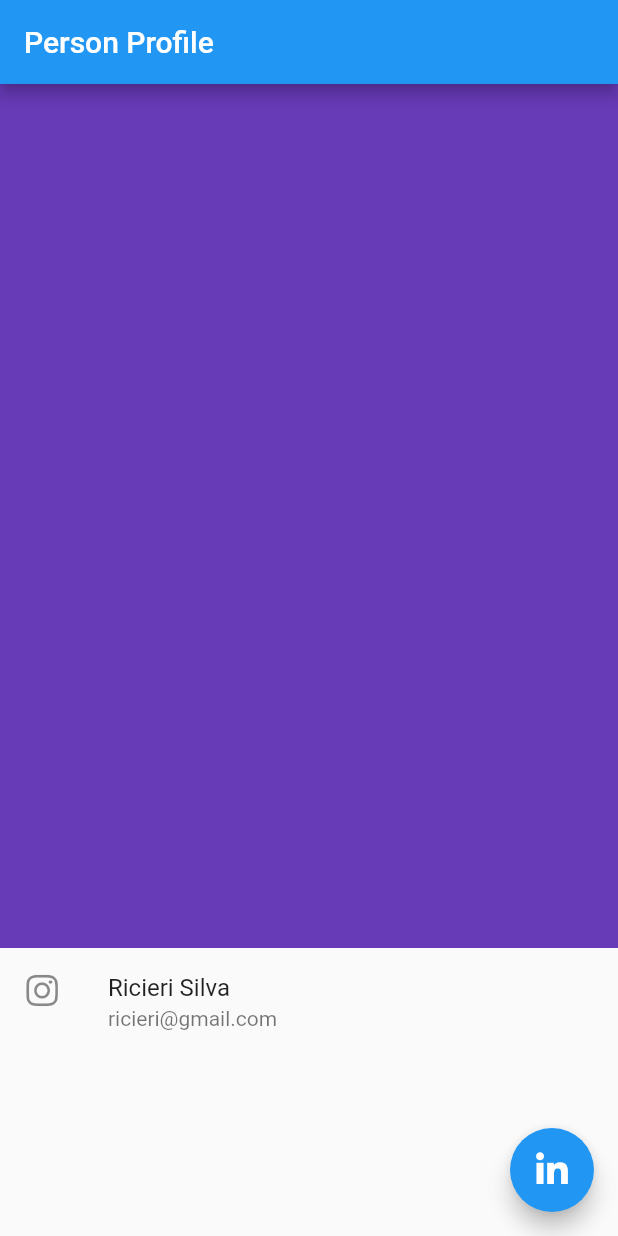
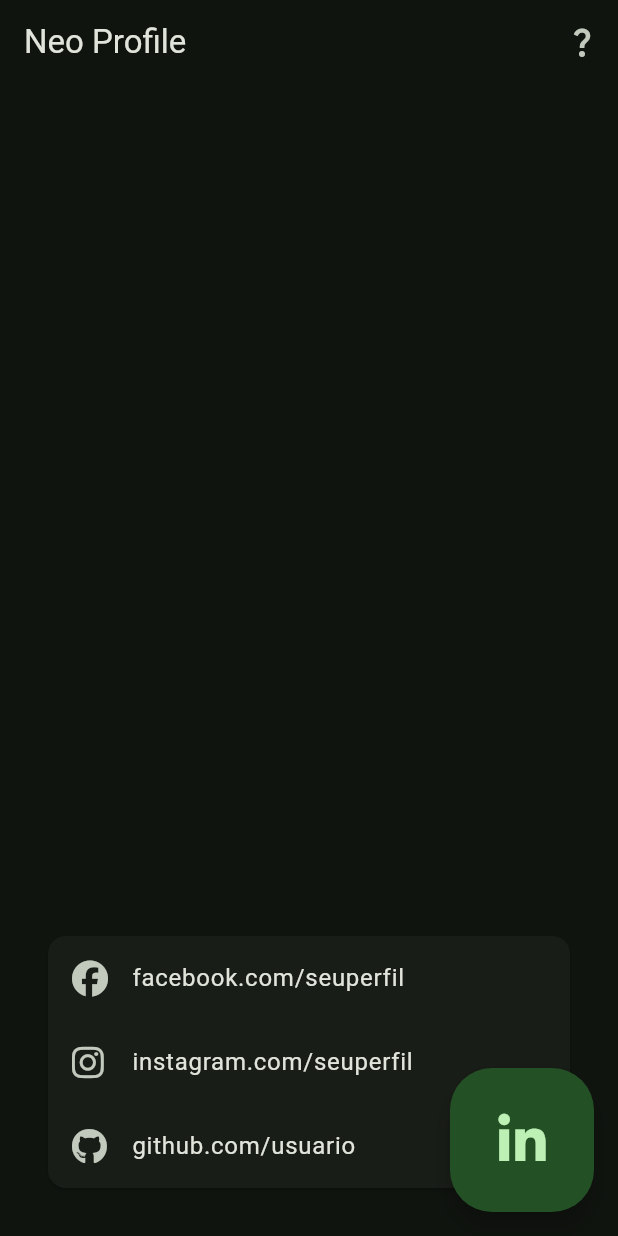
Before and after one commit to f290DSM/f290_pdm2_person_profile, a Flutter app: the screen it shows after launch, swiped to page 2, on a phone screen of 412 x 824 dp. Run offline on Flutter 3.47's test engine with Material 2 defaults, Android fonts, the phone set to English and light mode, and no system bars; our stand-ins replace font_awesome_flutter.

Commit message:
tarefa
- Inclusao de temas Material 3;
- Uso de Stack;
- Uso do pacote url_launcher;
- Uso do pacote font_awesome;
- Uso de Scaffold;
- Uso de PageView;
- Uso de FAB Button.
- Template na branch tarefa para conclusão de atividade.

```diff
--- a/lib/main.dart
+++ b/lib/main.dart
@@ -1,108 +1,27 @@
+import 'package:f290_pdm2_person_profile/neo_profile_page.dart';
 import 'package:flutter/material.dart';
-import 'package:font_awesome_flutter/font_awesome_flutter.dart';
 
 void main() {
   runApp(const MainApp());
 }
 
-class App extends StatelessWidget {
-  const App({super.key});
-
-  @override
-  Widget build(BuildContext context) {
-    return const MaterialApp(
-      home: Scaffold(),
-    );
-  }
-}
-
 class MainApp extends StatelessWidget {
   const MainApp({super.key});
-
-  final url =
-      'https://images.pexels.com/photos/10803285/pexels-photo-10803285.jpeg?auto=compress&cs=tinysrgb&w=1260&h=750&dpr=2';
 
   @override
   Widget build(BuildContext context) {
     return MaterialApp(
-      title: 'Ricieri Prifile',
-      home: Scaffold(
-        appBar: AppBar(
-          title: const Text(
-            'Person Profile',
-          ),
-          actions: [
-            //TODO: Exibir versão do App.
-          ],
-        ),
-        body: Column(
-          children: [
-            Expanded(
-              flex: 3,
-              child: PageView(children: [
-                Column(
-                  children: [
-                    SizedBox(
-                      width: double.infinity,
-                      height: 200,
-                      child: Image.network(
-                        url,
-                        fit: BoxFit.cover,
-                      ),
-                    ),
-                    const Padding(
-                      padding: EdgeInsets.only(top: 16.0),
-                      child: Text(
-                        'Ricieri Silva',
-                        style: TextStyle(
-                          fontSize: 32,
-                          fontWeight: FontWeight.w900,
-                        ),
-                      ),
-                    ),
-                    const Divider(
-                      height: 20,
-                      thickness: 3,
-                      indent: 32,
-                      endIndent: 32,
-                      color: Colors.blueGrey,
-                    ),
-                    const Padding(
-                      padding: EdgeInsets.all(16.0),
-                      child: Text(
-                        'Lorem ipsum dolor sit amet... Lorem ipsum dolor sit amet... Lorem ipsum dolor sit amet... Lorem ipsum dolor sit amet... Lorem ipsum dolor sit amet... Lorem ipsum dolor sit amet... Lorem ipsum dolor sit amet... ',
-                        textAlign: TextAlign.justify,
-                      ),
-                    ),
-                  ],
-                ),
-                Container(
-                  color: Colors.deepPurple,
-                ),
-                Container(
-                  color: Colors.pink,
-                ),
-              ]),
-            ),
-            Expanded(
-              child: Column(
-                children: [
-                  ListTile(
-                    leading: Icon(FontAwesomeIcons.instagram),
-                    title: Text('Ricieri Silva'),
-                    subtitle: Text('ricieri@gmail.com'),
-                    onTap: () {},
-                  ),
-                ],
-              ),
-            ),
-          ],
-        ),
-        floatingActionButton: FloatingActionButton(
-          onPressed: () {},
-          child: const FaIcon(FontAwesomeIcons.linkedinIn),
-        ),
+      theme: ThemeData(
+        //TODO: Alterar brightness light ou dark
+        brightness: Brightness.dark,
+        //TODO: Testar com Material 2 ou 3
+        useMaterial3: true,
+        //TODO: Altere as cores
+        colorSchemeSeed: Colors.green,
       ),
+      debugShowCheckedModeBanner: false,
+      title: 'Ricieri Profile',
+      home: const NeoProfilePage(),
     );
   }
 }
--- /dev/null
+++ b/lib/neo_profile_page.dart
@@ -0,0 +1,101 @@
+import 'package:flutter/material.dart';
+import 'package:font_awesome_flutter/font_awesome_flutter.dart';
+import 'package:url_launcher/url_launcher_string.dart';
+
+class NeoProfilePage extends StatelessWidget {
+  const NeoProfilePage({super.key});
+
+  @override
+  Widget build(BuildContext context) {
+    return Scaffold(
+      appBar: AppBar(
+        title: const Text('Neo Profile'),
+        centerTitle: false,
+        actions: [
+          IconButton(
+            onPressed: () {
+              showAboutDialog(
+                  context: context,
+                  applicationVersion: '1.0.0-b1',
+                  applicationIcon: const FlutterLogo(),
+                  applicationLegalese: 'Meu primeiro App Flutter.',
+                  applicationName: 'iProfile');
+            },
+            icon: const Icon(
+              Icons.question_mark,
+            ),
+          ),
+        ],
+      ),
+      body: Stack(
+        children: [
+          PageView(
+            children: [
+              Center(
+                child: Column(
+                  mainAxisSize: MainAxisSize.min,
+                  children: [
+                    FilledButton(
+                      onPressed: () {},
+                      child: const Text('FilledButton'),
+                    ),
+                  ],
+                ),
+              ),
+              Column(
+                mainAxisSize: MainAxisSize.min,
+                children: [
+                  //TODO: Incluir Widgets com destaques de seu perfil
+                ],
+              ),
+            ],
+          ),
+          Align(
+            alignment: Alignment.bottomCenter,
+            child: Card(
+              margin: const EdgeInsets.all(32),
+              child: Column(
+                mainAxisSize: MainAxisSize.min,
+                children: [
+                  ListTile(
+                    leading: const FaIcon(FontAwesomeIcons.facebook),
+                    title: const Text('facebook.com/seuperfil'),
+                    onTap: () {
+                      //TODO: Incluir dados do seu perfil com o método abrirUrl()
+                    },
+                  ),
+                  ListTile(
+                    leading: const FaIcon(FontAwesomeIcons.instagram),
+                    title: const Text('instagram.com/seuperfil'),
+                    onTap: () {
+                      //TODO: Incluir dados do seu perfil com o método abrirUrl()
+                    },
+                  ),
+                  ListTile(
+                    leading: const FaIcon(FontAwesomeIcons.github),
+                    title: const Text('github.com/usuario'),
+                    onTap: () {
+                      //TODO: Incluir dados do seu perfil com o método abrirUrl()
+                    },
+                  ),
+                ],
+              ),
+            ),
+          ),
+        ],
+      ),
+      floatingActionButton: FloatingActionButton.large(
+        onPressed: () {
+          //TODO: Incluir dados do seu perfil com o método abrirUrl()
+        },
+        child: const FaIcon(FontAwesomeIcons.linkedinIn),
+      ),
+    );
+  }
+
+  Future<void> abrirUrl(String url) async {
+    if (!await launchUrlString(url, mode: LaunchMode.inAppWebView)) {
+      throw Exception('Não foi possível abria a url: $url');
+    }
+  }
+}
--- a/pubspec.yaml
+++ b/pubspec.yaml
@@ -11,6 +11,7 @@ dependencies:
   flutter:
     sdk: flutter
   font_awesome_flutter: ^10.4.0
+  google_fonts: ^4.0.3
   url_launcher: ^6.1.10
 
 dev_dependencies:
```
Also changed, not shown: lib/profile_page.dart (added, +90 -0 lines), pubspec.lock.
